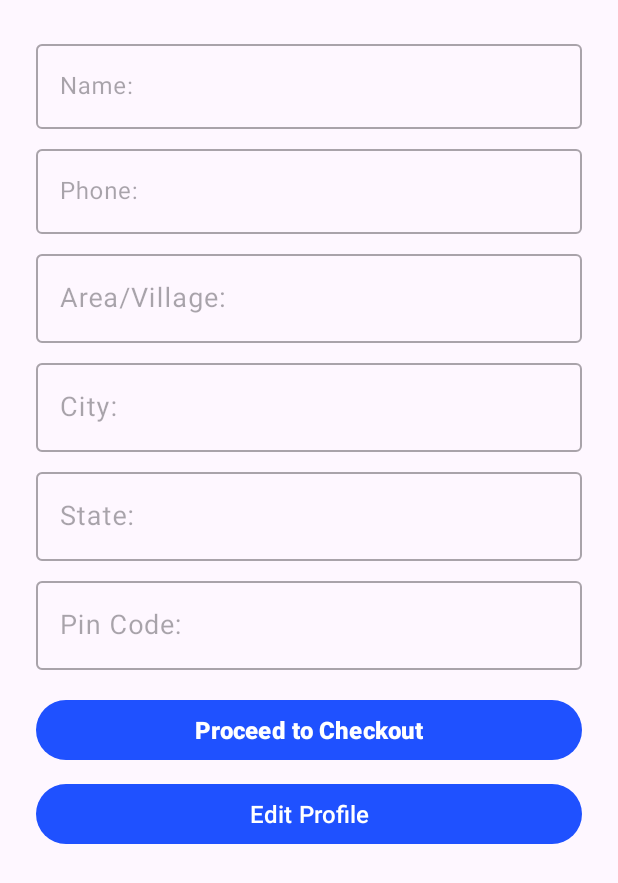
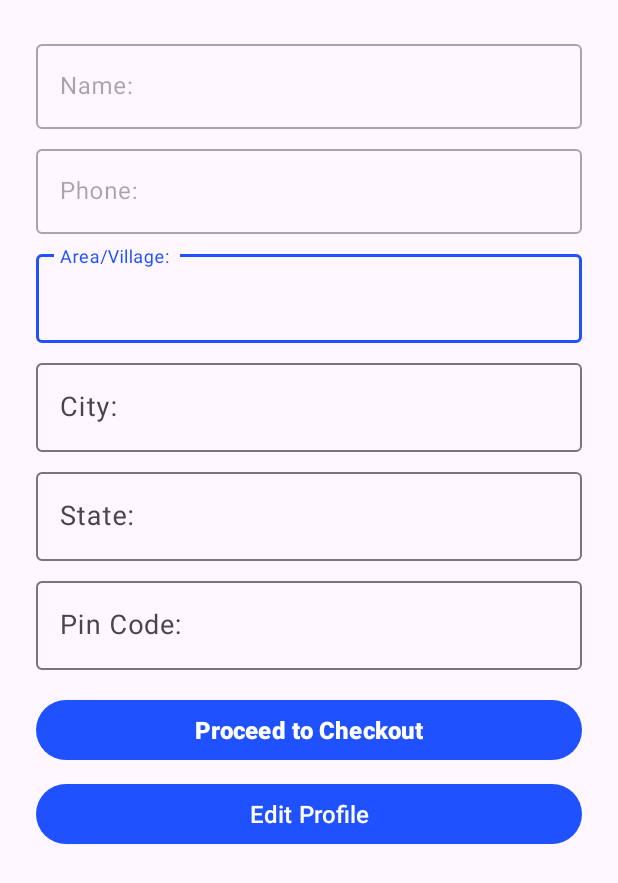
Before and after one commit to ashwanisanuraj/E-Commerce, an Android app: the AddressActivity screen opened directly, with no data from a screen before it, on a phone screen of 412 x 824 dp. Shown: the top 883 px of the screen. Run offline under Robolectric (Android 15) with nearby library versions, the phone set to English and light mode, and no system bars; our stand-ins replace Firebase (no records; nobody signed in at launch, a user with empty details on screens opened directly); 1 statement that could not run was skipped.

Commit message:
version 2.5 - fixed going back from edit profile lands to edit profile - allowed edit in address layout

```diff
--- a/app/src/main/res/layout/activity_address.xml
+++ b/app/src/main/res/layout/activity_address.xml
@@ -22,8 +22,7 @@
             android:id="@+id/userName"
             android:layout_width="match_parent"
             android:layout_height="wrap_content"
-            android:hint="Name:"
-            android:textColor="@color/white" />
+            android:hint="Name:"/>
     </com.google.android.material.textfield.TextInputLayout>
 
     <com.google.android.material.textfield.TextInputLayout
@@ -39,14 +38,12 @@
             android:layout_width="match_parent"
             android:layout_height="wrap_content"
             android:hint="Phone:"
-            android:textColor="@color/white"
             android:id="@+id/userPhone"/>
     </com.google.android.material.textfield.TextInputLayout>
 
     <com.google.android.material.textfield.TextInputLayout
         android:layout_width="match_parent"
         android:layout_marginTop="8dp"
-        android:enabled="false"
         android:layout_marginStart="24dp"
         android:layout_marginEnd="24dp"
         style="@style/Widget.Material3.TextInputLayout.OutlinedBox"
@@ -57,7 +54,6 @@
             android:layout_height="wrap_content"
             android:hint="Area/Village: "
             android:textSize="18sp"
-            android:textColor="@color/white"
             android:id="@+id/userArea"/>
     </com.google.android.material.textfield.TextInputLayout>
 
@@ -65,7 +61,6 @@
         android:layout_width="match_parent"
         android:layout_marginTop="8dp"
         android:layout_marginStart="24dp"
-        android:enabled="false"
         android:layout_marginEnd="24dp"
         style="@style/Widget.Material3.TextInputLayout.OutlinedBox"
         android:layout_height="wrap_content">
@@ -75,7 +70,6 @@
             android:layout_height="wrap_content"
             android:hint="City: "
             android:textSize="18sp"
-            android:textColor="@color/white"
             android:id="@+id/userCity"/>
     </com.google.android.material.textfield.TextInputLayout>
 
@@ -84,7 +78,6 @@
         android:layout_marginTop="8dp"
         android:layout_marginStart="24dp"
         android:layout_marginEnd="24dp"
-        android:enabled="false"
         style="@style/Widget.Material3.TextInputLayout.OutlinedBox"
         android:layout_height="wrap_content">
 
@@ -93,7 +86,6 @@
             android:layout_height="wrap_content"
             android:hint="State: "
             android:textSize="18sp"
-            android:textColor="@color/white"
             android:id="@+id/userState"/>
     </com.google.android.material.textfield.TextInputLayout>
 
@@ -102,7 +94,6 @@
         android:layout_marginTop="8dp"
         android:layout_marginStart="24dp"
         android:layout_marginEnd="24dp"
-        android:enabled="false"
         style="@style/Widget.Material3.TextInputLayout.OutlinedBox"
         android:layout_height="wrap_content">
 
@@ -111,7 +102,6 @@
             android:layout_height="wrap_content"
             android:hint="Pin Code:"
             android:textSize="18sp"
-            android:textColor="@color/white"
             android:id="@+id/userPin"/>
     </com.google.android.material.textfield.TextInputLayout>
 
@@ -122,7 +112,6 @@
         android:textSize="16sp"
         android:layout_marginStart="24dp"
         android:layout_marginEnd="24dp"
-        android:textColor="@color/white"
         android:textStyle="bold"
         android:id="@+id/proceedCheckout"
         android:text="Proceed to Checkout">
@@ -137,7 +126,6 @@
         android:layout_marginTop="8dp"
         android:layout_marginEnd="24dp"
         android:text="Edit Profile"
-        android:textColor="@color/white"
         android:textSize="16sp" />
 
 </LinearLayout>
--- a/app/src/main/res/layout/activity_category.xml
+++ b/app/src/main/res/layout/activity_category.xml
@@ -15,7 +15,6 @@
         android:textSize="24sp"
         android:layout_marginStart="24dp"
         android:layout_marginTop="12dp"
-        android:textColor="@color/white"
         android:textStyle="bold"
         app:layout_constraintEnd_toEndOf="parent"
         app:layout_constraintStart_toStartOf="parent"
```
